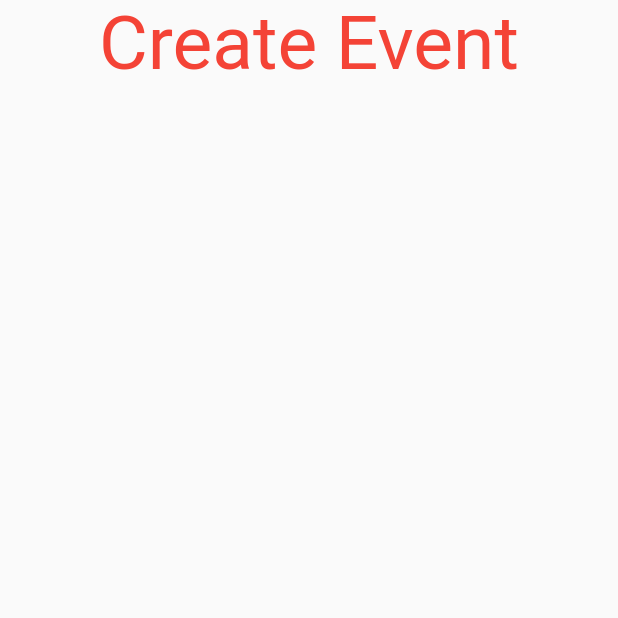
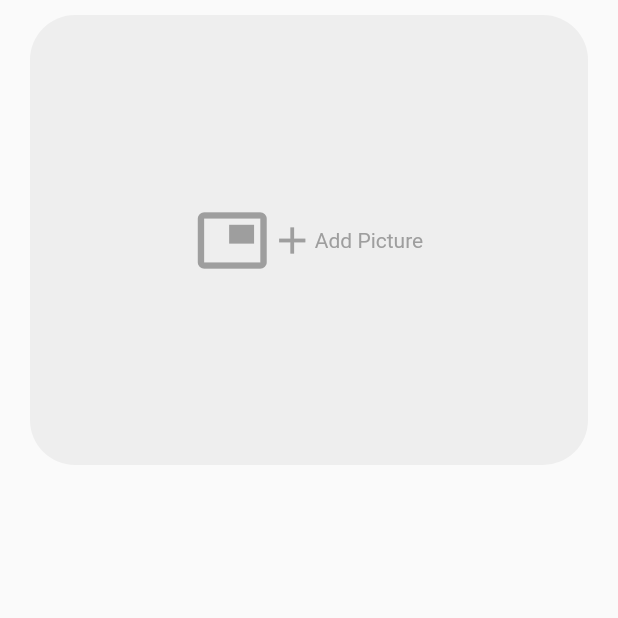
Before and after one commit to NVTP/AssemProject, a Flutter app: the CreateEvent screen opened directly, on a phone screen of 412 x 824 dp, the top half of it. Run offline on Flutter 3.47's test engine with Material 2 defaults, Android fonts, the phone set to English and light mode, and no system bars; our stand-ins replace flutter_datetime_picker, font_awesome_flutter.

Commit message:
Before New

```diff
--- a/lib/customer/create_event.dart
+++ b/lib/customer/create_event.dart
@@ -6,6 +6,32 @@ class CreateEvent extends StatefulWidget {
 }
 
 class _CreateEventState extends State<CreateEvent> {
+  final _formKey = GlobalKey<FormState>();
+  TextEditingController _eventName;
+  TextEditingController _productName;
+  TextEditingController _productDetail;
+  TextEditingController _productCategory;
+  TextEditingController _productNeed;
+  TextEditingController _productMediumPrice;
+  TextEditingController _productOfferPrice;
+  TextEditingController _productOfferNeed;
+
+  @override
+  void initState() {
+    // TODO: implement initState
+    _eventName = TextEditingController();
+    _productName = TextEditingController();
+    _productDetail = TextEditingController();
+    _productCategory = TextEditingController();
+    _productNeed = TextEditingController();
+    _productMediumPrice = TextEditingController();
+    _productOfferPrice = TextEditingController();
+    _productOfferNeed = TextEditingController();
+
+    super.initState();
+  }
+
+
   @override
   Widget build(BuildContext context) {
     return Scaffold(
@@ -14,7 +40,41 @@ class _CreateEventState extends State<CreateEvent> {
           child: Center(
             child: Column(
               children: <Widget>[
-                Text('Create Event',style: TextStyle(color: Colors.red,fontSize: 50.0),),
+                SizedBox(
+                  height: 10.0,
+                ),
+               Padding(
+                 padding: const EdgeInsets.symmetric(horizontal: 20.0),
+                  child: InkWell(
+                   onTap: (){},
+                    borderRadius: BorderRadius.circular(20),
+                   child: Container(
+                     alignment: Alignment.center,
+                     width: MediaQuery.of(context).size.width,
+                     height: 300,
+                     decoration: BoxDecoration(
+                       color: Colors.grey[200],
+                       borderRadius: BorderRadius.circular(30),
+                     ),
+                     child:Row(
+                       mainAxisAlignment: MainAxisAlignment.center,
+                       children: <Widget>[
+                         Icon(
+                           Icons.picture_in_picture,
+                           size: 50,
+                           color: Colors.grey,
+                         ),
+                         Icon(
+                           Icons.add,
+                           size: 30,
+                           color: Colors.grey,
+                         ),
+                         Text('Add Picture',style: TextStyle(color: Colors.grey),),
+                       ],
+                     ),
+                   ),
+                 ),
+               ),
               ],
             ),
           ),
--- a/lib/customer/profile_customer.dart
+++ b/lib/customer/profile_customer.dart
@@ -1,4 +1,5 @@
 import 'package:flutter/material.dart';
+import 'package:flutter/services.dart';
 
 class ProfileCustomer extends StatefulWidget {
   @override
@@ -102,7 +103,9 @@ class _ProfileCustomerState extends State<ProfileCustomer> {
                         height: 2.0,
                       ),
                       ListTile(
-                        onTap: (){},
+                        onTap: (){
+                          SystemNavigator.pop();
+                        },
                         leading: Icon(
                           Icons.power_settings_new,
                         ),
--- a/lib/customer/register_customer.dart
+++ b/lib/customer/register_customer.dart
@@ -61,7 +61,7 @@ class _RegisterCustomerState extends State<RegisterCustomer> {
                   shape: RoundedRectangleBorder(
                     borderRadius: BorderRadius.circular(30.0),
                   ),
-                  elevation: 9.8,
+                  elevation: 1.1,
                   color: Colors.white,
                   child: Padding(
                     padding: const EdgeInsets.symmetric(horizontal: 15.0),
--- a/lib/main.dart
+++ b/lib/main.dart
@@ -5,7 +5,7 @@ import 'package:flutter/material.dart';
 
 main() => runApp(
   MaterialApp(
-    home: MainCustomer(),
+    home: LoginUI(),
     debugShowCheckedModeBanner: false,
     theme: ThemeData(
       brightness: Brightness.light,
--- a/pubspec.yaml
+++ b/pubspec.yaml
@@ -17,7 +17,9 @@ environment:
   sdk: ">=2.1.0 <3.0.0"
 
 dependencies:
-  flappy_search_bar: 1.4.1
+  http: "0.11.3+17"
+  path_provider: ^0.4.1
+  image_picker: ^0.6.3+1
   flutter_datetime_picker: ^1.3.2
   font_awesome_flutter: ^8.5.0
   flutter:
@@ -63,6 +65,7 @@ flutter:
     - assets/images/shoes.png
     - assets/images/sport.png
     - assets/images/xiaomi.png
+    - assets/images/cream.png
     - assets/prototype/intel.jpg
     - assets/prototype/levis.jpg
     - assets/prototype/razer.jpg
```
Also changed, not shown: lib/category/clothing.dart (added, +190 -0 lines), lib/category/gadget.dart (added, +113 -0 lines), lib/category/shoes.dart (added, +105 -0 lines), lib/customer/cart_customer_join.dart (+6 -1 lines), lib/customer/event_customer.dart (+16 -11 lines), lib/customer/home_customer.dart (+25 -6 lines), assets/images/cream.png (added), pubspec.lock.
